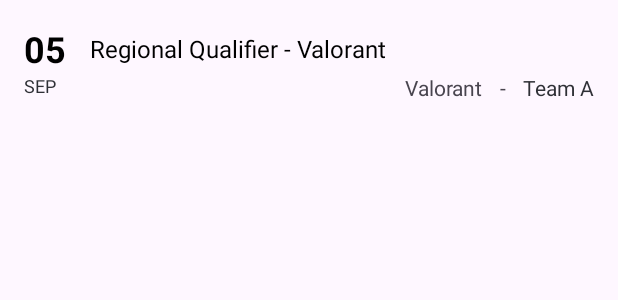
After one commit to sfrditha/NMP, an Android app: the layout schedule_card.xml on its own in the app's theme, with its tools: preview values and no code run, on a phone screen of 412 x 824 dp. The commit adds this screen. Shown: the top 300 px of the screen. Run offline under Robolectric (Android 15) with nearby library versions, the phone set to English and light mode, and no system bars.

Commit message:
- Menambahkan card pada halaman Schedule

```diff
--- a/app/src/main/AndroidManifest.xml
+++ b/app/src/main/AndroidManifest.xml
@@ -31,7 +31,7 @@
             android:name=".WhatWePlayList"
             android:exported="false" />
         <activity
-            android:name=".Schedule"
+            android:name=".ScheduleActivity"
             android:exported="false" />
         <activity
             android:name=".ScheduleDetail"
--- a/app/src/main/java/com/ubaya/anative/GameAdapter.kt
+++ b/app/src/main/java/com/ubaya/anative/GameAdapter.kt
@@ -16,14 +16,10 @@ class GameAdapter():RecyclerView.Adapter<GameAdapter.GameViewHolder>() {
     }
 
     override fun getItemCount(): Int {
-//        return QuestionData.questions.size
         return GameData.gamesData.size
-        //tes
     }
 
     override fun onBindViewHolder(holder: GameViewHolder, position: Int) {
-//        holder.binding.imgQuestion.setImageResource(QuestionData.questions[position].imageId)
-//        holder.binding.txtQuestionTitle.text = QuestionData.questions[position].question
 
         holder.binding.imgGame.setImageResource(GameData.gamesData[position].imageId)
         holder.binding.txtTitle.text = GameData.gamesData[position].name
--- a/app/src/main/java/com/ubaya/anative/MainActivity.kt
+++ b/app/src/main/java/com/ubaya/anative/MainActivity.kt
@@ -22,7 +22,7 @@ class MainActivity : AppCompatActivity() {
 //        }
 //
         binding.btnOurSchedule.setOnClickListener(){
-            val Intent = Intent(this, ScheduleDetail::class.java)
+            val Intent = Intent(this, ScheduleActivity::class.java)
             startActivity(Intent)
         }
 
--- /dev/null
+++ b/app/src/main/res/layout/schedule_card.xml
@@ -0,0 +1,88 @@
+<?xml version="1.0" encoding="utf-8"?>
+<androidx.constraintlayout.widget.ConstraintLayout xmlns:android="http://schemas.android.com/apk/res/android"
+    xmlns:app="http://schemas.android.com/apk/res-auto"
+    xmlns:tools="http://schemas.android.com/tools"
+    android:layout_width="match_parent"
+    android:layout_height="wrap_content"
+    android:padding="16dp">
+
+    <!-- Date Section -->
+    <TextView
+        android:id="@+id/txtDate"
+        android:layout_width="wrap_content"
+        android:layout_height="wrap_content"
+        android:text="05"
+        android:textStyle="bold"
+        android:textSize="24sp"
+        android:textColor="@color/black"
+        app:layout_constraintTop_toTopOf="parent"
+        app:layout_constraintStart_toStartOf="parent"/>
+
+    <TextView
+        android:id="@+id/txtMonth"
+        android:layout_width="wrap_content"
+        android:layout_height="wrap_content"
+        android:text="SEP"
+        android:textColor="@color/material_dynamic_neutral20"
+        android:textSize="12sp"
+        app:layout_constraintStart_toStartOf="parent"
+        app:layout_constraintTop_toBottomOf="@id/txtDate" />
+
+    <!-- Event Name -->
+    <TextView
+        android:id="@+id/txtEventName"
+        android:layout_width="0dp"
+        android:layout_height="wrap_content"
+        android:layout_marginStart="16dp"
+        android:text="Regional Qualifier - Valorant"
+        android:textColor="@color/black"
+        android:textSize="16sp"
+        app:layout_constraintBottom_toBottomOf="@id/txtDate"
+        app:layout_constraintEnd_toEndOf="parent"
+        app:layout_constraintHorizontal_bias="0"
+        app:layout_constraintStart_toEndOf="@id/txtDate"
+        app:layout_constraintTop_toTopOf="parent" />
+
+    <!-- Team -->
+
+    <TextView
+        android:id="@+id/txtGame"
+        android:layout_width="wrap_content"
+        android:layout_height="wrap_content"
+        android:layout_marginTop="5dp"
+        android:text="Valorant"
+        app:layout_constraintBottom_toBottomOf="parent"
+        app:layout_constraintEnd_toEndOf="parent"
+        app:layout_constraintHorizontal_bias="0.775"
+        app:layout_constraintStart_toStartOf="parent"
+        app:layout_constraintTop_toBottomOf="@+id/txtEventName"
+        app:layout_constraintVertical_bias="0.0" />
+
+    <TextView
+        android:id="@+id/txtMinus"
+        android:layout_width="wrap_content"
+        android:layout_height="wrap_content"
+        android:layout_marginTop="5dp"
+        android:layout_marginEnd="8dp"
+        android:text="-"
+        app:layout_constraintBottom_toBottomOf="parent"
+        app:layout_constraintEnd_toStartOf="@+id/txtTeam"
+        app:layout_constraintHorizontal_bias="0.75"
+        app:layout_constraintStart_toEndOf="@+id/txtGame"
+        app:layout_constraintTop_toBottomOf="@+id/txtEventName"
+        app:layout_constraintVertical_bias="0.0" />
+
+    <TextView
+        android:id="@+id/txtTeam"
+        android:layout_width="wrap_content"
+        android:layout_height="wrap_content"
+        android:layout_marginTop="4dp"
+        android:text="Team A"
+        android:textColor="@color/material_dynamic_neutral20"
+        app:layout_constraintBottom_toBottomOf="parent"
+        app:layout_constraintEnd_toEndOf="parent"
+        app:layout_constraintHorizontal_bias="1.0"
+        app:layout_constraintStart_toStartOf="parent"
+        app:layout_constraintTop_toBottomOf="@id/txtEventName"
+        app:layout_constraintVertical_bias="1.0" />
+</androidx.constraintlayout.widget.ConstraintLayout>
```
Also changed, not shown: app/src/main/java/com/ubaya/anative/Schedule.kt (+2 -68 lines), app/src/main/java/com/ubaya/anative/ScheduleActivity.kt (added, +29 -0 lines), app/src/main/java/com/ubaya/anative/ScheduleAdapter.kt (added, +33 -0 lines), app/src/main/java/com/ubaya/anative/ScheduleData.kt (added, +15 -0 lines), app/src/main/res/layout/activity_schedule.xml (+22 -10 lines), app/src/main/res/layout/schedule.xml (deleted, +0 -30 lines), app/src/main/res/layout/schedule_list.xml (deleted, +0 -56 lines).
